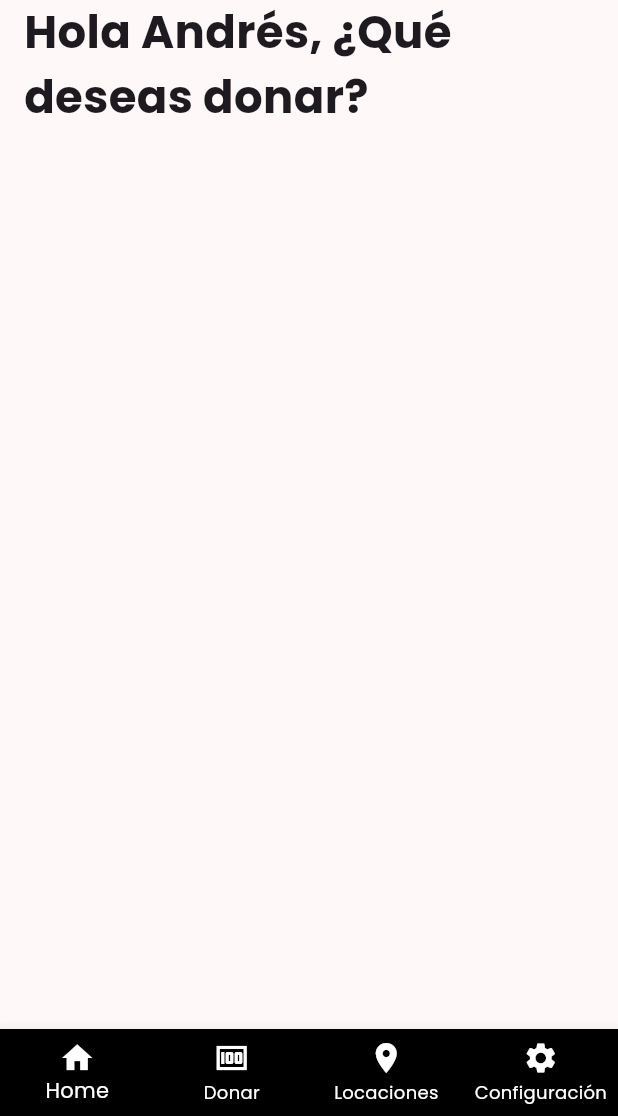
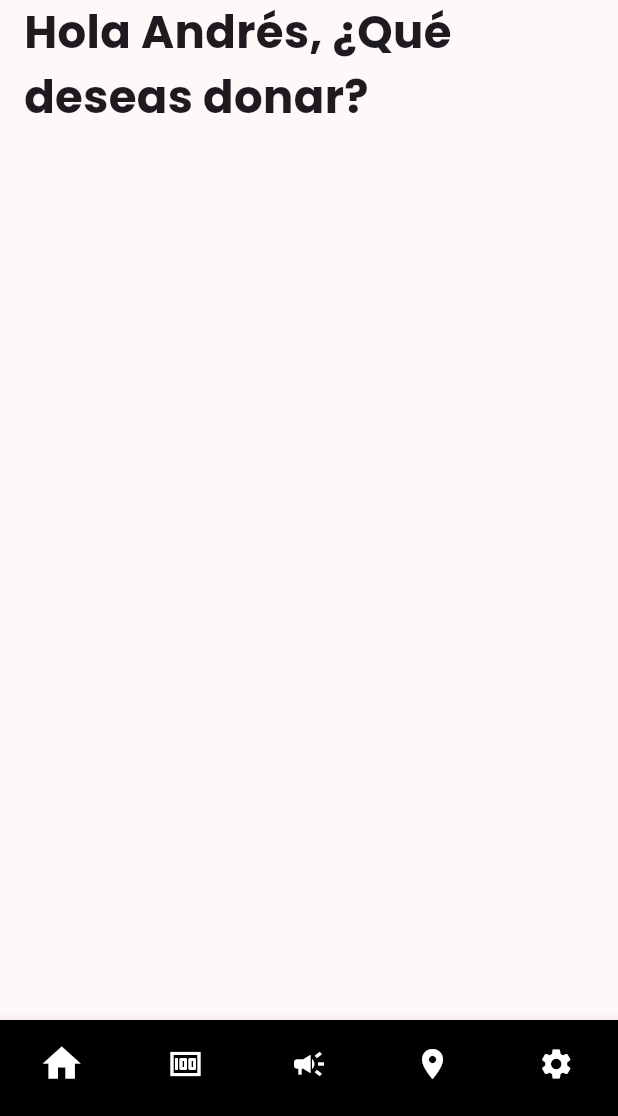
Before and after one commit to ALG06/Frontend, a Flutter app: the screen it shows after launch, on a phone screen of 412 x 824 dp, the part 120-1236 px from its top. Run offline on Flutter 3.47's test engine with Material 3 defaults, Android fonts, the phone set to English and light mode, and no system bars; our stand-ins replace flutter_dotenv, google_fonts, google_maps_flutter, qr_flutter; missing offline and left inert: universal_html.

Commit message:
Add: Campaign tab in Navbar. Remove: Labels in Navbar

```diff
--- a/lib/layout/navbar.dart
+++ b/lib/layout/navbar.dart
@@ -20,9 +20,16 @@ class NavBar extends StatelessWidget {
       backgroundColor: Colors.black,
       selectedItemColor: Colors.white,
       unselectedItemColor: Colors.white,
+      showSelectedLabels: false,
+      showUnselectedLabels: false,
+      selectedIconTheme:
+          const IconThemeData(size: 30), // Bigger size for selected icons
+      unselectedIconTheme:
+          const IconThemeData(size: 24), // Default size for unselected icons
       items: [
         _buildItem(TabItem.home),
         _buildItem(TabItem.donate),
+        _buildItem(TabItem.campaign),
         _buildItem(TabItem.locations),
         _buildItem(TabItem.settings),
       ],
--- a/lib/navigation/app.dart
+++ b/lib/navigation/app.dart
@@ -15,9 +15,9 @@ class AppState extends State<App> {
   final _navigatorKeys = {
     TabItem.home: GlobalKey<NavigatorState>(),
     TabItem.donate: GlobalKey<NavigatorState>(),
+    TabItem.campaign: GlobalKey<NavigatorState>(),
     TabItem.locations: GlobalKey<NavigatorState>(),
     TabItem.settings: GlobalKey<NavigatorState>(),
-    TabItem.campaign: GlobalKey<NavigatorState>(),
   };
 
   void _selectTab(TabItem tabItem) {
@@ -42,9 +42,9 @@ class AppState extends State<App> {
         body: Stack(children: <Widget>[
           _buildOffstageNavigator(TabItem.home),
           _buildOffstageNavigator(TabItem.donate),
+          _buildOffstageNavigator(TabItem.campaign),
           _buildOffstageNavigator(TabItem.locations),
           _buildOffstageNavigator(TabItem.settings),
-          _buildOffstageNavigator(TabItem.campaign),
         ]),
         bottomNavigationBar: NavBar(
           currentTab: _currentTab,
--- a/lib/navigation/tab_item.dart
+++ b/lib/navigation/tab_item.dart
@@ -1,4 +1,4 @@
-enum TabItem { home, donate, locations, settings, campaign }
+enum TabItem { home, donate, campaign, locations, settings }
 
 extension TabItemExtension on TabItem {
   String get name {
@@ -7,10 +7,10 @@ extension TabItemExtension on TabItem {
         return 'Home';
       case TabItem.donate:
         return 'Donar';
+      case TabItem.campaign:
+        return 'Campañas';
       case TabItem.locations:
         return 'Locaciones';
-      case TabItem.campaign:
-        return 'Campañas';
       case TabItem.settings:
         return 'Configuración';
     }
--- a/lib/navigation/tab_navigator.dart
+++ b/lib/navigation/tab_navigator.dart
@@ -24,10 +24,10 @@ class TabNavigator extends StatelessWidget {
             return const HomeView();
           case TabItem.donate:
             return const DonateView();
+          case TabItem.campaign:
+            return const CampaignView();
           case TabItem.locations:
             return const LocationsView();
-          case TabItem.campaign:
-            return const CampaignView();
           case TabItem.settings:
             return const SettingsView();
         }
```
